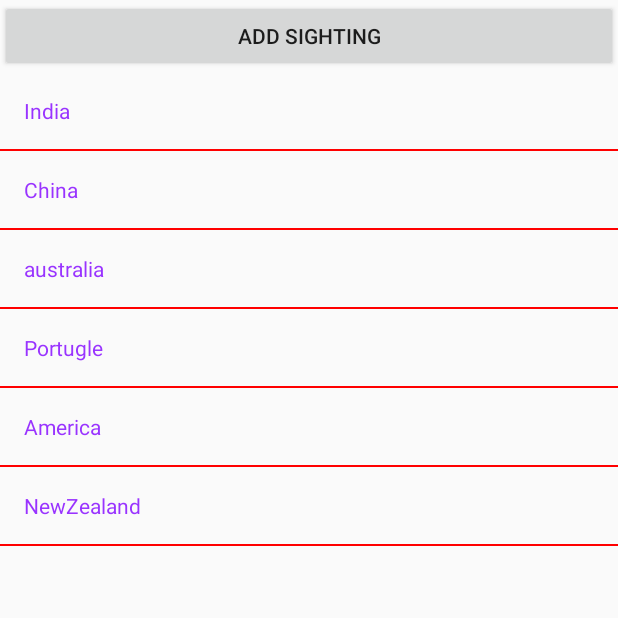
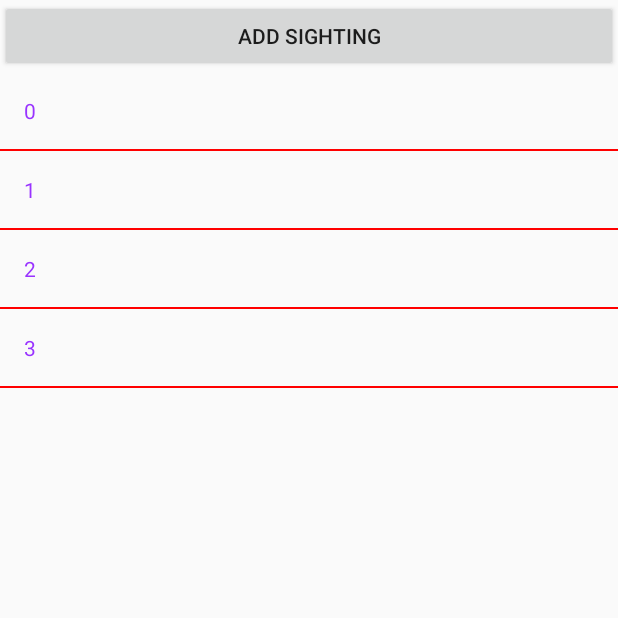
Before and after one commit to josh75337/CS-2340-Block-Beach-Boys, an Android app: the ViewRatReportListActivity screen opened directly, with no data from a screen before it, on a phone screen of 412 x 824 dp, the top half of it. Run offline under Robolectric (Android 15) with nearby library versions, the phone set to English and light mode, and no system bars; our stand-ins replace Firebase (no records; nobody signed in at launch, a user with empty details on screens opened directly).

Commit message:
finished detailed view and edited list view to pass rat sighting object

```diff
--- a/AndroidStudioProjects/app/src/main/java/com/ohrats/bbb/ohrats/CSVFragment.java
+++ b/AndroidStudioProjects/app/src/main/java/com/ohrats/bbb/ohrats/CSVFragment.java
@@ -48,7 +48,7 @@ public class CSVFragment extends Fragment {
         return view;
     }
 
-    private void writeNewSighting(String key, Date date, String locationType, int zip, String address,
+    private void writeNewSighting(String key, Date date, String locationType, String zip, String address,
                                   String city, String borough, double latitude, double longitude) {
         RatSighting sighting = new RatSighting(key, date, locationType, zip, address,
                 city, borough, latitude, longitude);
@@ -107,7 +107,7 @@ public class CSVFragment extends Fragment {
                 String key = sighting[fieldIndex[0]];
                 Date date = sdf.parse(sighting[fieldIndex[1]]);
                 String locationType = sighting[fieldIndex[2]];
-                int zip = Integer.parseInt(sighting[fieldIndex[3]]);
+                String zip = sighting[fieldIndex[3]];
                 String address = sighting[fieldIndex[4]];
                 String city = sighting[fieldIndex[5]];
                 String borough = sighting[fieldIndex[6]];
--- a/AndroidStudioProjects/app/src/main/java/com/ohrats/bbb/ohrats/RatSighting.java
+++ b/AndroidStudioProjects/app/src/main/java/com/ohrats/bbb/ohrats/RatSighting.java
@@ -1,5 +1,6 @@
 package com.ohrats.bbb.ohrats;
 
+import java.io.Serializable;
 import java.util.Date;
 
 import com.google.firebase.database.IgnoreExtraProperties;
@@ -11,12 +12,12 @@ import com.google.firebase.database.IgnoreExtraProperties;
  */
 
 @IgnoreExtraProperties
-public class RatSighting {
+public class RatSighting implements Serializable {
 
     private String key;                // unique key
     private Date date;              // created date
     private String locationType;    // location type
-    private int zip;                // incident zip
+    private String zip;                // incident zip
     private String address;         // incident address
     private String city;            // city
     private String borough;         // borough
@@ -48,11 +49,11 @@ public class RatSighting {
         this.locationType = locationType;
     }
 
-    public int getZip() {
+    public String getZip() {
         return zip;
     }
 
-    public void setZip(int zip) {
+    public void setZip(String zip) {
         this.zip = zip;
     }
 
@@ -96,9 +97,18 @@ public class RatSighting {
         this.longitude = longitude;
     }
 
+    @Override
+    public String toString() {
+        return key;
+    }
+
     public RatSighting() {
         // From Google People @ Firebase
         // "Default constructor required for calls to DataSnapshot.getValue(User.class)"
+    }
+
+    public RatSighting(String key) {
+        this.key = key;
     }
 
     /**
@@ -114,7 +124,7 @@ public class RatSighting {
      * @param latitude
      * @param longitude
      */
-    public RatSighting(String key, Date date, String locationType, int zip, String address,
+    public RatSighting(String key, Date date, String locationType, String zip, String address,
                        String city, String borough, double latitude, double longitude) {
         this.key = key;
         this.date = date;
--- a/AndroidStudioProjects/app/src/main/java/com/ohrats/bbb/ohrats/ViewRatReportListActivity.java
+++ b/AndroidStudioProjects/app/src/main/java/com/ohrats/bbb/ohrats/ViewRatReportListActivity.java
@@ -9,6 +9,8 @@ import android.widget.ArrayAdapter;
 import android.widget.Button;
 import android.widget.ListView;
 import android.widget.TextView;
+
+import java.util.ArrayList;
 
 //import com.firebase.client.Firebase;
 //import com.firebase.ui.database.FirebaseListAdapter;
@@ -24,7 +26,7 @@ import android.widget.TextView;
 public class ViewRatReportListActivity extends Activity{
     // Array of strings...
     ListView simpleList;
-    String countryList[] = {"India", "China", "australia", "Portugle", "America", "NewZealand"};
+    ArrayList<RatSighting> sightingList = new ArrayList<>();
 
     Button mAddSightingButton;
 
@@ -36,19 +38,33 @@ public class ViewRatReportListActivity extends Activity{
     protected void onCreate(Bundle savedInstanceState) {
         super.onCreate(savedInstanceState);
         setContentView(R.layout.view_rat_report_list);
+
+        RatSighting r0 = new RatSighting("0", null, "Georgia Tech Dorm", "30332", "NO", "Definitely not Atlanta", "Maybe Georgia", 8.1, 10.1);
+        RatSighting r1 = new RatSighting("1");
+        RatSighting r2 = new RatSighting("2");
+        RatSighting r3 = new RatSighting("3");
+
+        sightingList.add(r0);
+        sightingList.add(r1);
+        sightingList.add(r2);
+        sightingList.add(r3);
+
         simpleList = (ListView)findViewById(R.id.rat_reports);
-        ArrayAdapter<String> arrayAdapter = new ArrayAdapter<String>(this, R.layout.activity_rat_listview, R.id.textView, countryList);
+        ArrayAdapter<RatSighting> arrayAdapter = new ArrayAdapter<>(this, R.layout.activity_rat_listview, R.id.textView, sightingList);
         simpleList.setAdapter(arrayAdapter);
         simpleList.setOnItemClickListener(new AdapterView.OnItemClickListener() {
             @Override
             public void onItemClick(AdapterView<?> parent, View view, int position, long id) {
+                Intent myIntent = new Intent(view.getContext(), ViewSightingActivity.class);
+                myIntent.putExtra("RAT_SIGHTING", sightingList.get(position));
+                startActivity(myIntent);
                 //find someway to get position. All examples had static arrays with no change in indices
 //                Intent intent = new Intent(view.getContext(), RatReport.class);
 //                startActivityForResult(intent, position);
-                if (position == 0) {
-                    Intent myIntent = new Intent(view.getContext(), ViewSightingActivity.class);
-                    startActivityForResult(myIntent, 0);
-                }
+//                if (position == 0) {
+//                    Intent myIntent = new Intent(view.getContext(), ViewSightingActivity.class);
+//                    startActivityForResult(myIntent, 0);
+//                }
 //
 //                if (position == 1) {
 //                    Intent myIntent = new Intent(view.getContext(), ListItemActivity2.class);
--- a/AndroidStudioProjects/app/src/main/res/layout/view_rat_report_list.xml
+++ b/AndroidStudioProjects/app/src/main/res/layout/view_rat_report_list.xml
@@ -11,7 +11,7 @@
 
     <ListView
         android:id="@+id/rat_reports"
-        android:layout_width="wrap_content"
+        android:layout_width="match_parent"
         android:layout_height="match_parent"
         android:divider="#f00"
         android:dividerHeight="1dp"
```
Also changed, not shown: AndroidStudioProjects/app/src/main/java/com/ohrats/bbb/ohrats/ViewSightingActivity.java (+41 -0 lines), AndroidStudioProjects/app/src/main/res/layout/activity_viewsighting.xml (+117 -0 lines).
